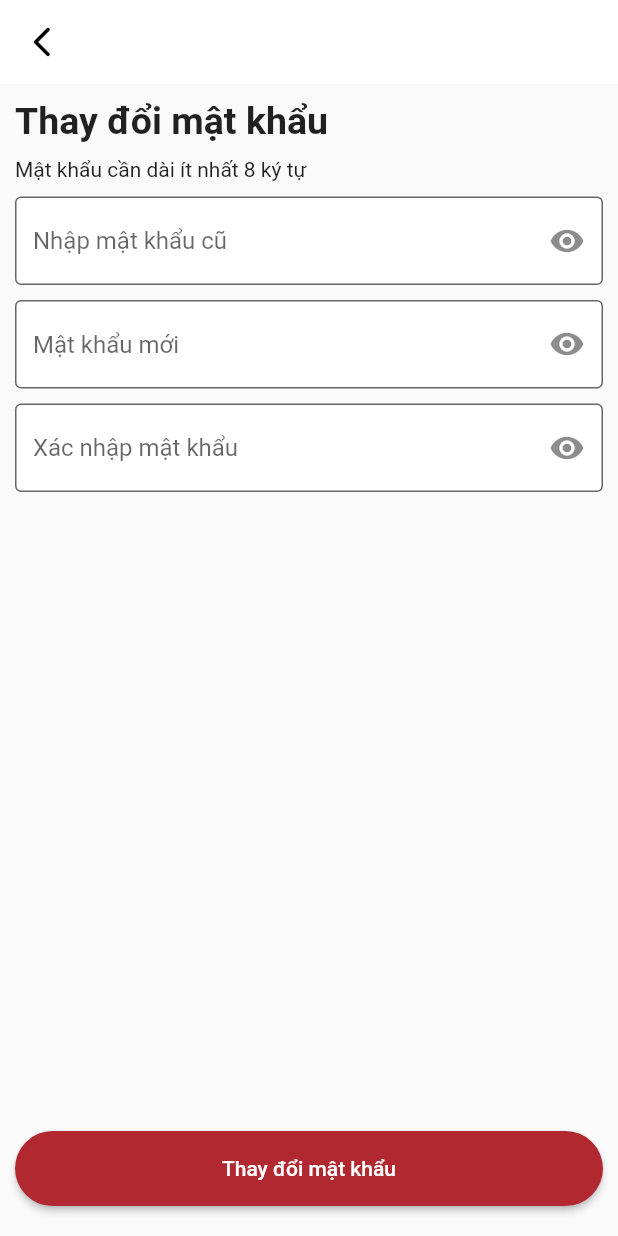
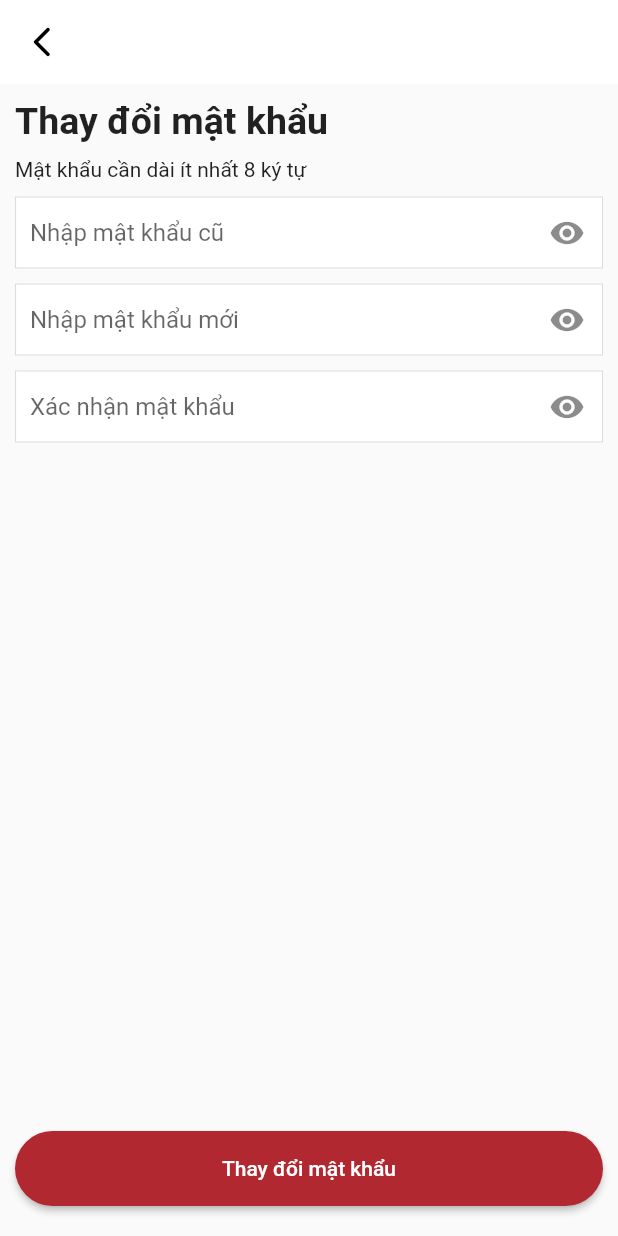
Before and after one commit to ngoctienUIT/Coffee, a Flutter app: the ChangePasswordPage screen opened directly, on a phone screen of 412 x 824 dp. Run offline on Flutter 3.47's test engine with Material 2 defaults, Android fonts, the phone set to English and light mode, and no system bars; our stand-ins replace dropdown_button2, font_awesome_flutter, image_cropper, image_picker, permission_handler.

Commit message:
update UI
Cập nhật lại UI những phần nhập thông tin như username + password

```diff
--- a/lib/src/presentation/change_password/screen/change_password_page.dart
+++ b/lib/src/presentation/change_password/screen/change_password_page.dart
@@ -1,3 +1,4 @@
+import 'package:coffee/src/presentation/login/widgets/custom_password_input.dart';
 import 'package:flutter/material.dart';
 
 class ChangePasswordPage extends StatefulWidget {
@@ -8,6 +9,9 @@ class ChangePasswordPage extends StatefulWidget {
 }
 
 class _ChangePasswordPageState extends State<ChangePasswordPage> {
+  TextEditingController oldPasswordController = TextEditingController();
+  TextEditingController newPasswordController = TextEditingController();
+  TextEditingController confirmPasswordController = TextEditingController();
   bool hide = true;
 
   @override
@@ -36,50 +40,25 @@ class _ChangePasswordPageState extends State<ChangePasswordPage> {
             const SizedBox(height: 10),
             const Text("Mật khẩu cần dài ít nhất 8 ký tự"),
             const SizedBox(height: 10),
-            TextFormField(
-              obscureText: hide,
-              decoration: InputDecoration(
-                hintText: "Nhập mật khẩu cũ",
-                border: const OutlineInputBorder(
-                    borderSide: BorderSide(color: Colors.black12)),
-                filled: true,
-                fillColor: Colors.white,
-                suffixIcon: IconButton(
-                  onPressed: () => setState(() => hide = !hide),
-                  icon: Icon(hide ? Icons.visibility : Icons.visibility_off),
-                ),
-              ),
+            customPasswordInput(
+              controller: oldPasswordController,
+              hint: "Nhập mật khẩu cũ",
+              hide: hide,
+              onPress: () => setState(() => hide = !hide),
             ),
             const SizedBox(height: 10),
-            TextFormField(
-              obscureText: hide,
-              decoration: InputDecoration(
-                hintText: "Mật khẩu mới",
-                border: const OutlineInputBorder(
-                    borderSide: BorderSide(color: Colors.black12)),
-                filled: true,
-                fillColor: Colors.white,
-                suffixIcon: IconButton(
-                  onPressed: () => setState(() => hide = !hide),
-                  icon: Icon(hide ? Icons.visibility : Icons.visibility_off),
-                ),
-              ),
+            customPasswordInput(
+              controller: newPasswordController,
+              hint: "Nhập mật khẩu mới",
+              hide: hide,
+              onPress: () => setState(() => hide = !hide),
             ),
             const SizedBox(height: 10),
-            TextFormField(
-              obscureText: hide,
-              decoration: InputDecoration(
-                hintText: "Xác nhập mật khẩu",
-                border: const OutlineInputBorder(
-                  borderSide: BorderSide(color: Colors.black12),
-                ),
-                filled: true,
-                fillColor: Colors.white,
-                suffixIcon: IconButton(
-                  onPressed: () => setState(() => hide = !hide),
-                  icon: Icon(hide ? Icons.visibility : Icons.visibility_off),
-                ),
-              ),
+            customPasswordInput(
+              controller: confirmPasswordController,
+              hint: "Xác nhận mật khẩu",
+              hide: hide,
+              onPress: () => setState(() => hide = !hide),
             ),
             const Spacer(),
             SizedBox(
--- /dev/null
+++ b/lib/src/presentation/login/widgets/custom_password_input.dart
@@ -0,0 +1,55 @@
+import 'package:flutter/material.dart';
+
+Widget customPasswordInput({
+  required TextEditingController controller,
+  required String hint,
+  required VoidCallback onPress,
+  bool hide = true,
+  TextInputType? keyboardType,
+}) {
+  return TextFormField(
+    controller: controller,
+    obscureText: hide,
+    keyboardType: keyboardType,
+    decoration: InputDecoration(
+      contentPadding: const EdgeInsets.symmetric(horizontal: 10),
+      hintText: hint,
+      border: const OutlineInputBorder(
+        borderRadius: BorderRadius.all(Radius.circular(0)),
+        borderSide: BorderSide(
+          color: Color.fromRGBO(220, 220, 220, 1),
+          width: 0.7,
+        ),
+      ),
+      filled: true,
+      fillColor: Colors.white,
+      suffixIcon: IconButton(
+        splashColor: Colors.transparent,
+        highlightColor: Colors.transparent,
+        onPressed: onPress,
+        icon: Icon(hide ? Icons.visibility : Icons.visibility_off),
+      ),
+      focusedBorder: const OutlineInputBorder(
+        borderRadius: BorderRadius.all(Radius.circular(0)),
+        borderSide: BorderSide(
+          color: Color.fromRGBO(220, 220, 220, 1),
+          width: 0.7,
+        ),
+      ),
+      disabledBorder: const OutlineInputBorder(
+        borderRadius: BorderRadius.all(Radius.circular(0)),
+        borderSide: BorderSide(
+          color: Color.fromRGBO(220, 220, 220, 1),
+          width: 0.7,
+        ),
+      ),
+      enabledBorder: const OutlineInputBorder(
+        borderRadius: BorderRadius.all(Radius.circular(0)),
+        borderSide: BorderSide(
+          color: Color.fromRGBO(220, 220, 220, 1),
+          width: 0.7,
+        ),
+      ),
+    ),
+  );
+}
--- a/lib/src/presentation/order/screen/order_page.dart
+++ b/lib/src/presentation/order/screen/order_page.dart
@@ -36,7 +36,7 @@ class _OrderPageState extends State<OrderPage> with TickerProviderStateMixin {
               child: TextField(
                 textInputAction: TextInputAction.search,
                 decoration: InputDecoration(
-                  contentPadding: const EdgeInsets.symmetric(horizontal: 10),
+                  contentPadding: const EdgeInsets.symmetric(horizontal: 20),
                   enabledBorder: OutlineInputBorder(
                     borderRadius: BorderRadius.circular(30),
                     borderSide:
@@ -63,6 +63,7 @@ class _OrderPageState extends State<OrderPage> with TickerProviderStateMixin {
               height: 115,
               child: TabBar(
                 controller: _productController,
+                physics: const BouncingScrollPhysics(),
                 isScrollable: true,
                 labelColor: Colors.black87,
                 // labelStyle: const TextStyle(fontWeight: FontWeight.bold),
--- a/lib/src/presentation/profile/widgets/header_profile.dart
+++ b/lib/src/presentation/profile/widgets/header_profile.dart
@@ -14,7 +14,7 @@ class HeaderProfilePage extends StatefulWidget {
 }
 
 class _HeaderProfilePageState extends State<HeaderProfilePage> {
-  XFile? image;
+  File? image;
 
   @override
   Widget build(BuildContext context) {
@@ -31,7 +31,7 @@ class _HeaderProfilePageState extends State<HeaderProfilePage> {
                 child: ClipOval(
                   child: image == null
                       ? Image.asset("assets/coffee_logo.jpg", height: 80)
-                      : Image.file(File(image!.path), height: 80),
+                      : Image.file(image!, height: 80),
                 ),
               ),
               const SizedBox(width: 10),
@@ -127,7 +127,7 @@ class _HeaderProfilePageState extends State<HeaderProfilePage> {
           aspectRatioPresets: [CropAspectRatioPreset.square],
         );
         if (cropImage != null) {
-          setState(() => image = XFile(cropImage.path));
+          setState(() => image = File(cropImage.path));
         }
       }
     } on PlatformException catch (_) {}
```
Also changed, not shown: lib/src/presentation/forgot_password/screen/forgot_password_page.dart (+19 -13 lines), lib/src/presentation/login/screen/login_page.dart (+11 -18 lines), lib/src/presentation/profile/widgets/body_profile.dart (+5 -5 lines), lib/src/presentation/signup/screen/signup_page.dart (+6 -10 lines), lib/src/presentation/signup/widgets/custom_text_input.dart (renamed from lib/src/presentation/profile/widgets/text_input_profile.dart, +5 -2 lines).
